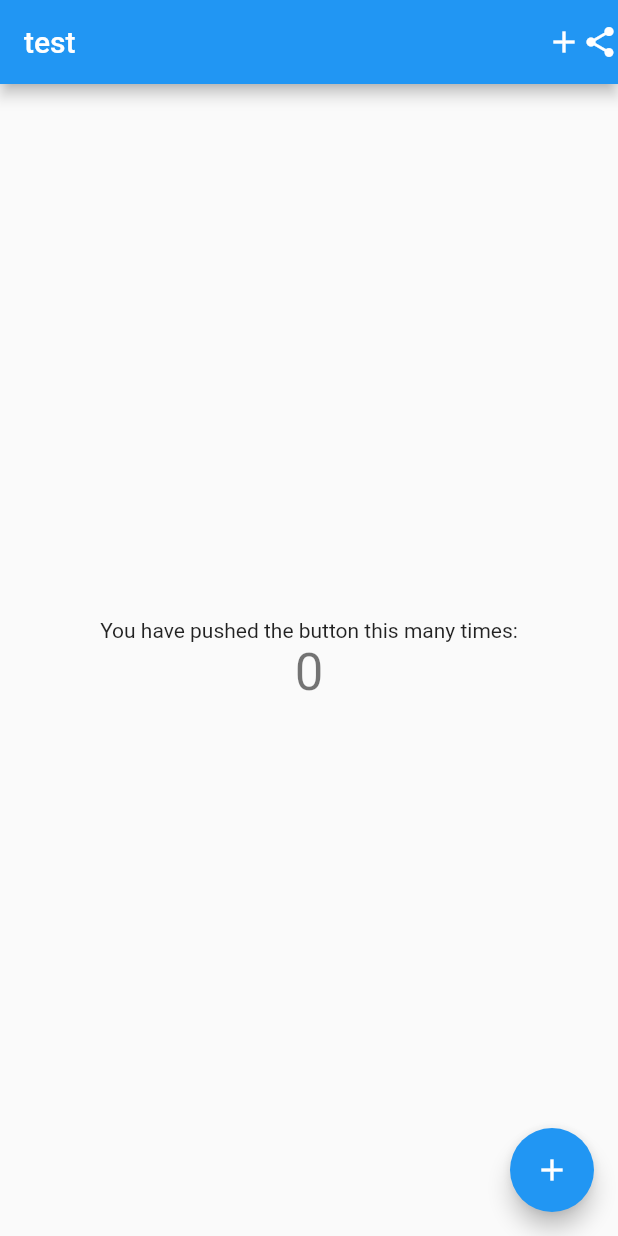
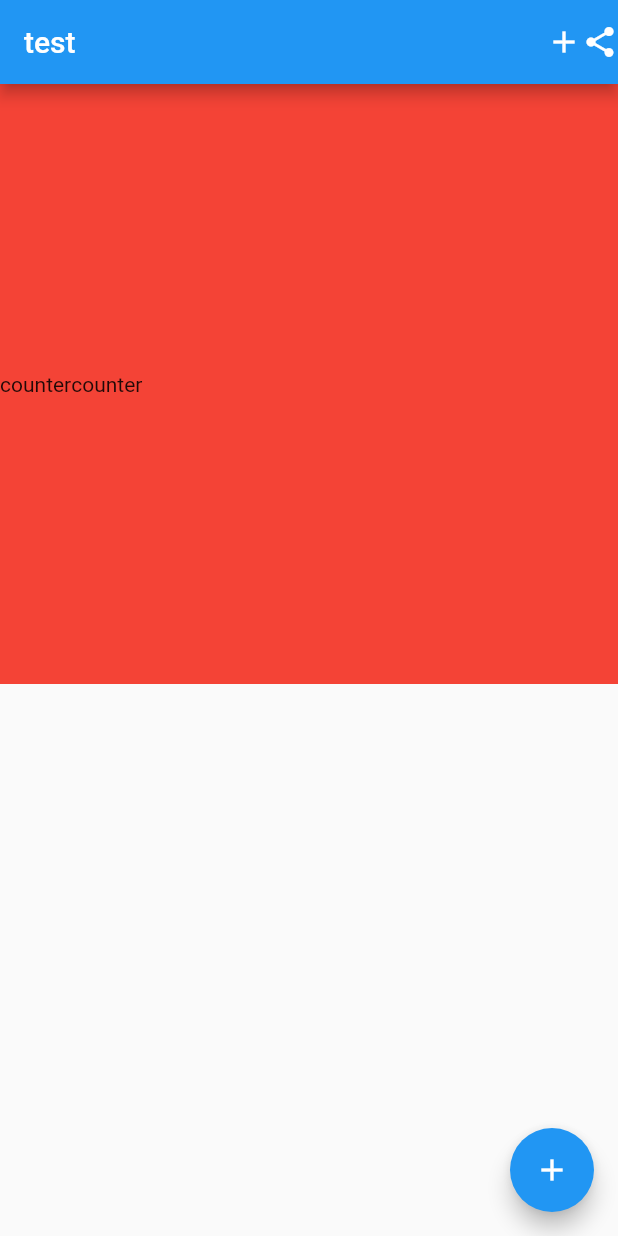
Before and after one commit to onishi-kohei/test-flutter, a Flutter app: the screen it shows after launch, on a phone screen of 412 x 824 dp. Run offline on Flutter 3.47's test engine with Material 2 defaults, Android fonts, the phone set to English and light mode, and no system bars.

Commit message:
update body

```diff
--- a/lib/main.dart
+++ b/lib/main.dart
@@ -45,16 +45,16 @@ class _MyHomePageState extends State<MyHomePage> {
         title: Text("test"),
         actions: <Widget>[Icon(Icons.add), Icon(Icons.share)]
       ),
-      body: Center(
-        child: Column(
-          mainAxisAlignment: MainAxisAlignment.center,
+      body: Container(
+        height: 400,
+        color: Colors.red,
+        child: Row(
           children: <Widget>[
-            const Text(
-              'You have pushed the button this many times:',
+            Text(
+              'counter'
             ),
             Text(
-              '$_counter',
-              style: Theme.of(context).textTheme.headline4,
+              'counter'
             ),
           ],
         ),
```
